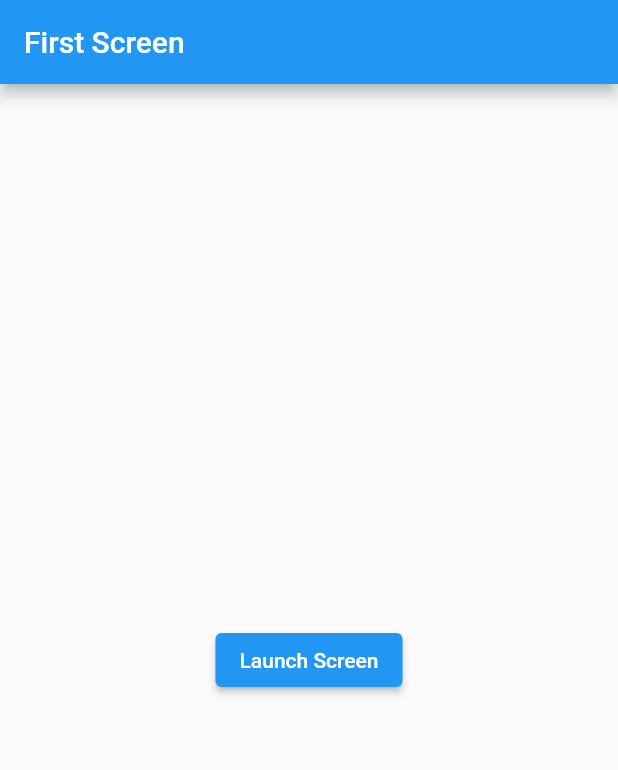
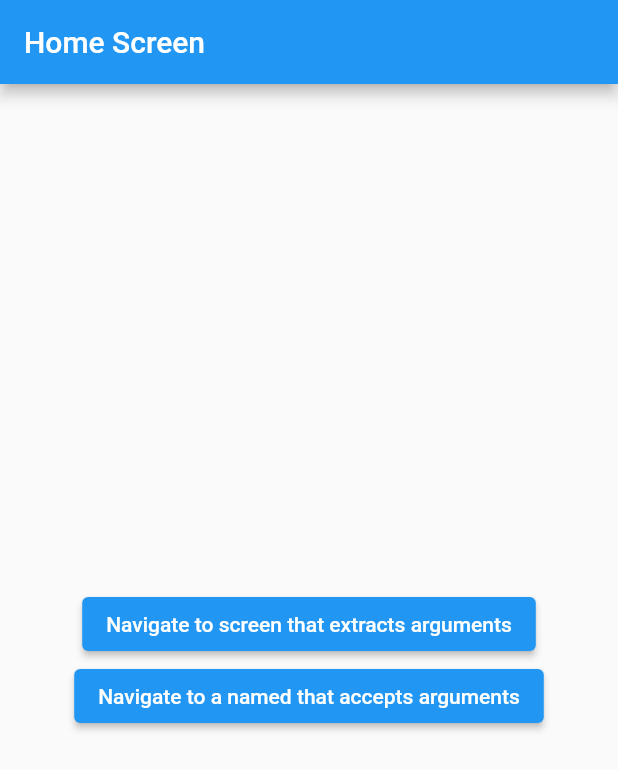
Before and after one commit to aisyahnadhira/flutter_navigation, a Flutter app: the screen it shows after launch, on a phone screen of 412 x 824 dp. Shown: the top 770 px of the screen. Run offline on Flutter 3.47's test engine with Material 2 defaults, Android fonts, the light colour scheme and no system bars.

Commit message:
add screen argument and extract argument

```diff
--- a/lib/main.dart
+++ b/lib/main.dart
@@ -12,52 +12,127 @@ class MyApp extends StatelessWidget {
     return MaterialApp(
       debugShowCheckedModeBanner: false,
       title: 'Navigation',
-      initialRoute: '/',
-        routes: {
-          '/': (context) => const FirstScreen(),
-          '/second': (context) => const SecondScreen(),
+      routes: {
+      ExtractArgumentsScreen.routeName: (context) =>
+        const ExtractArgumentsScreen(),
+      },
+      onGenerateRoute: (settings) {
+    if (settings.name == PassArgumentsScreen.routeName) {
+      final args = settings.arguments as ScreenArguments;
+      return MaterialPageRoute(
+        builder: (context) {
+          return PassArgumentsScreen(
+            title: args.title,
+            message: args.message,
+          );
         },
+      );
+    }
+
+    assert(false, 'Need to implement ${settings.name}');
+    return null;
+  },
+  home: const HomeScreen(),
     );
   }
 }
 
-class FirstScreen extends StatelessWidget {
-  const FirstScreen({Key? key}) : super(key: key);
+class ScreenArguments {
+  final String title;
+  final String message;
+
+  ScreenArguments(this.title, this.message);
+}
+
+class ExtractArgumentsScreen extends StatelessWidget {
+  const ExtractArgumentsScreen({Key? key}) : super(key: key);
+
+  static const routeName = '/extractArguments';
+
+  @override
+  Widget build(BuildContext context) {
+    final args = ModalRoute.of(context)!.settings.arguments as ScreenArguments;
+
+    return Scaffold(
+      appBar: AppBar(
+        title: Text(args.title),
+      ),
+      body: Center(
+        child: Text(args.message),
+      ),
+    );
+  }
+}
+
+class HomeScreen extends StatelessWidget {
+  const HomeScreen({Key? key}) : super(key: key);
+
   @override
   Widget build(BuildContext context) {
     return Scaffold(
       appBar: AppBar(
-        title: const Text('First Screen'),
+        title: const Text('Home Screen'),
       ),
       body: Center(
-        child: ElevatedButton(
-          child: const Text('Launch Screen'),
-          onPressed: () {
-            Navigator.pushNamed(
-              context,'/second');
-          },
+        child: Column(
+          mainAxisAlignment: MainAxisAlignment.center,
+          children: [
+            ElevatedButton(
+              onPressed: () {
+                Navigator.pushNamed(
+                  context,
+                  ExtractArgumentsScreen.routeName,
+                  arguments: ScreenArguments(
+                    'Extract Arguments Screen',
+                    'This message is extracted in the build method.',
+                  ),
+                );
+              },
+              child: const Text('Navigate to screen that extracts arguments'),
+            ),
+
+            ElevatedButton(
+              onPressed: () {
+                Navigator.pushNamed(
+                  context,
+                  PassArgumentsScreen.routeName,
+                  arguments: ScreenArguments(
+                    'Accept Arguments Screen',
+                    'This message is extracted in the onGenerateRoute '
+                        'function.',
+                  ),
+                );
+              },
+
+              child: const Text('Navigate to a named that accepts arguments'),
+            ),
+          ],
         ),
       ),
     );
   }
 }
 
-class SecondScreen extends StatelessWidget {
-  const SecondScreen({Key? key}) : super(key: key);
+class PassArgumentsScreen extends StatelessWidget {
+  static const routeName = '/passArguments';
+
+  final String title;
+  final String message;
+
+  const PassArgumentsScreen({
+    Key? key,
+    required this.title,
+    required this.message,
+  }) : super(key: key);
 
   @override
   Widget build(BuildContext context) {
     return Scaffold(
       appBar: AppBar(
-        title: const Text('Second Screen'),
+        title: Text(title),
       ),
       body: Center(
-        child: ElevatedButton(
-          onPressed: () {
-            Navigator.pop(context);
-          },
-          child: const Text('Go back!'),
-        ),
+        child: Text(message),
       ),
     );
   }
```
